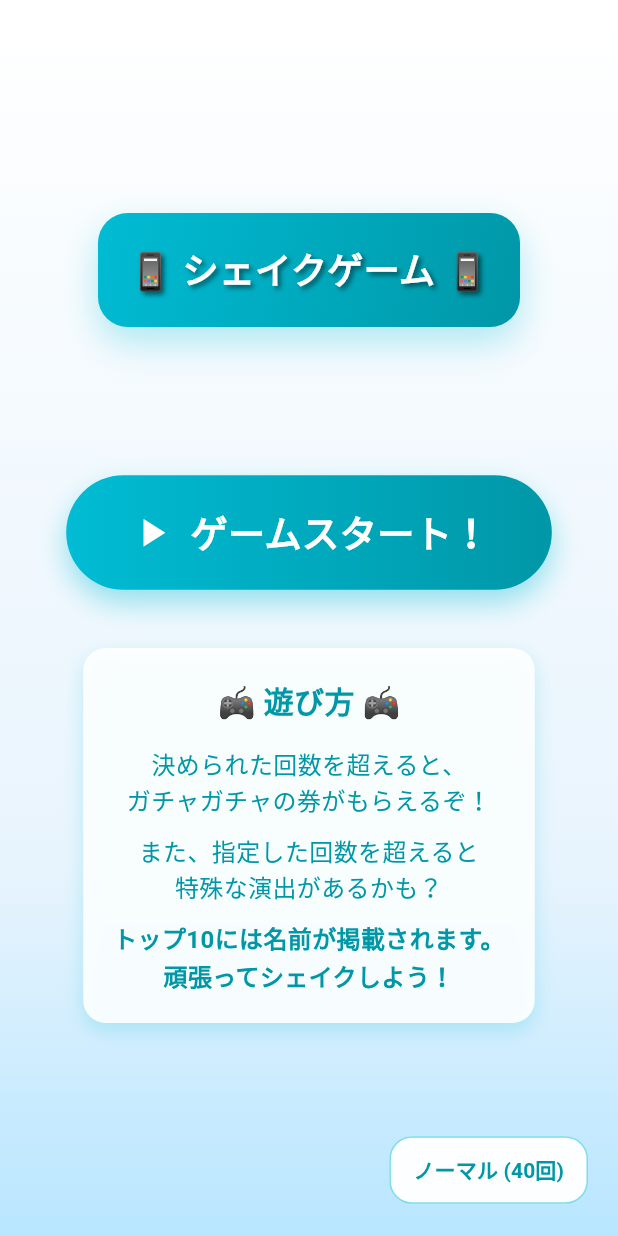
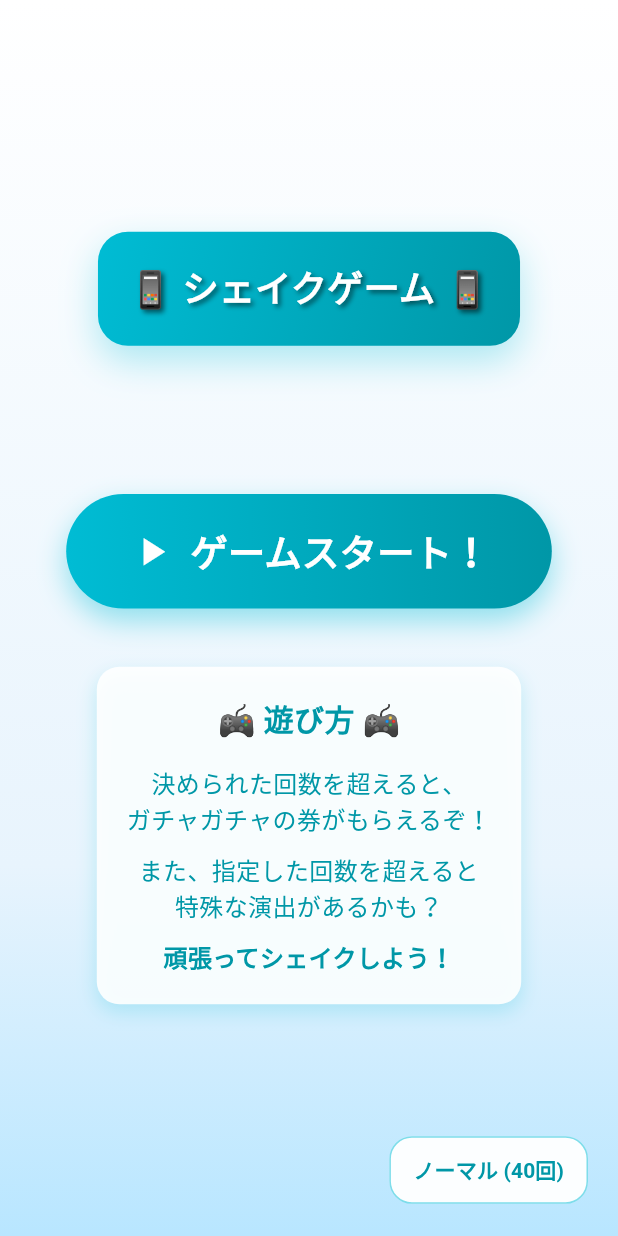
Before and after one commit to yumemi-inc/flutterkaigi-2025-booth-game, a Flutter app: the screen it shows after launch, on a phone screen of 412 x 824 dp. Run offline on Flutter 3.47's test engine with Material 3 defaults, Android fonts, the phone set to English and light mode, and no system bars; our stand-ins replace auto_route, confetti; missing offline and left inert: shake.

Commit message:
fix: 文言修正

```diff
--- a/lib/title_view.dart
+++ b/lib/title_view.dart
@@ -282,7 +282,7 @@ class _TitleViewState extends State<TitleView> with TickerProviderStateMixin {
                           ),
                           SizedBox(height: 10),
                           Text(
-                            'トップ10には名前が掲載されます。\n頑張ってシェイクしよう！',
+                            '頑張ってシェイクしよう！',
                             textAlign: TextAlign.center,
                             style: TextStyle(
                               fontSize: 16,
```
